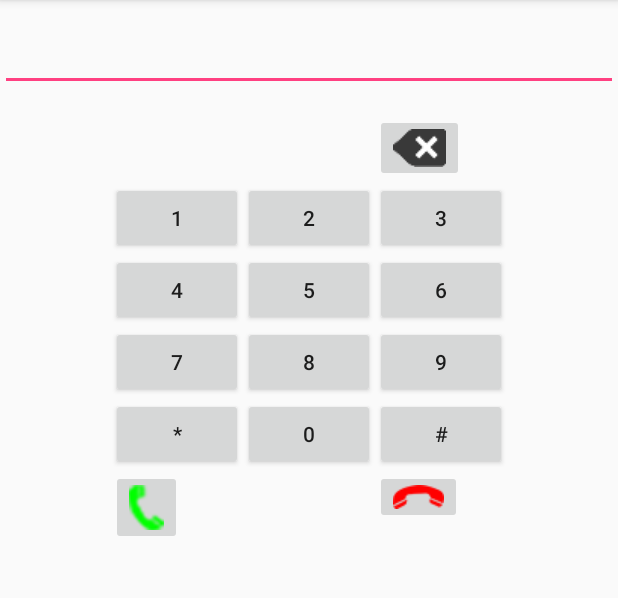
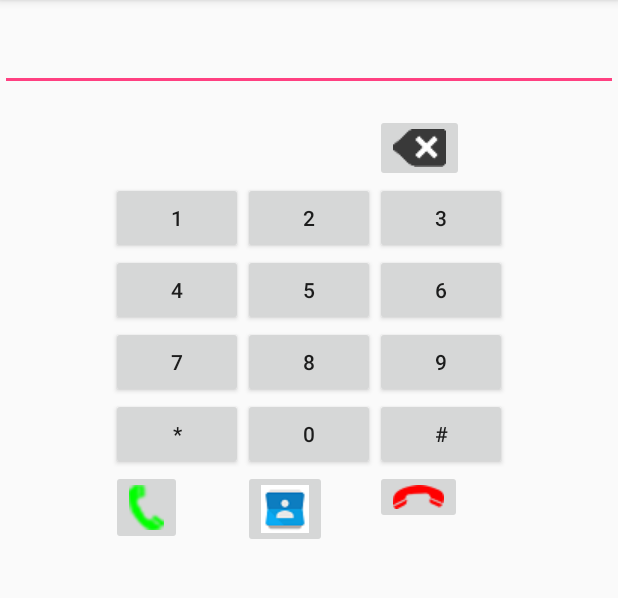
Before and after one commit to lucianav/Laborator03, an Android app: the screen it shows after launch (PhoneDialerActivity), on a phone screen of 412 x 824 dp, the part 84-682 px from its top. Run offline under Robolectric (Android 15) with nearby library versions, the phone set to English and light mode, and no system bars.

Commit message:
fixed app

```diff
--- a/PhoneDialer/app/src/main/res/layout/activity_phone_dialer.xml
+++ b/PhoneDialer/app/src/main/res/layout/activity_phone_dialer.xml
@@ -90,7 +90,7 @@
             android:text="@string/nine"/>
 
         <Button
-            android:id="@+id/hashtag_button"
+            android:id="@+id/star_button"
             android:layout_row="4"
             android:layout_column="0"
             android:text="@string/star"/>
@@ -100,7 +100,7 @@
             android:layout_column="1"
             android:text="@string/zero"/>
         <Button
-            android:id="@+id/star_button"
+            android:id="@+id/hashtag_button"
             android:layout_row="4"
             android:layout_column="2"
             android:text="@string/hashtag"/>
@@ -114,14 +114,19 @@
             android:src="@drawable/call"/>
 
         <ImageButton
-            android:id="@+id/hanguo_button"
+            android:id="@+id/save_button"
+            android:layout_row="5"
+            android:layout_column="1"
+            android:layout_width="match_parent"
+            android:layout_height="match_parent"
+            android:src="@drawable/contacts"/>
+
+        <ImageButton
+            android:id="@+id/hangup_button"
             android:layout_row="5"
             android:layout_column="2"
             android:layout_width="match_parent"
             android:layout_height="match_parent"
             android:src="@drawable/hangup"/>
-
-
     </GridLayout>
-
 </LinearLayout>
```
Also changed, not shown: PhoneDialer/app/src/main/res/drawable-mdpi/contacts.png (added).
